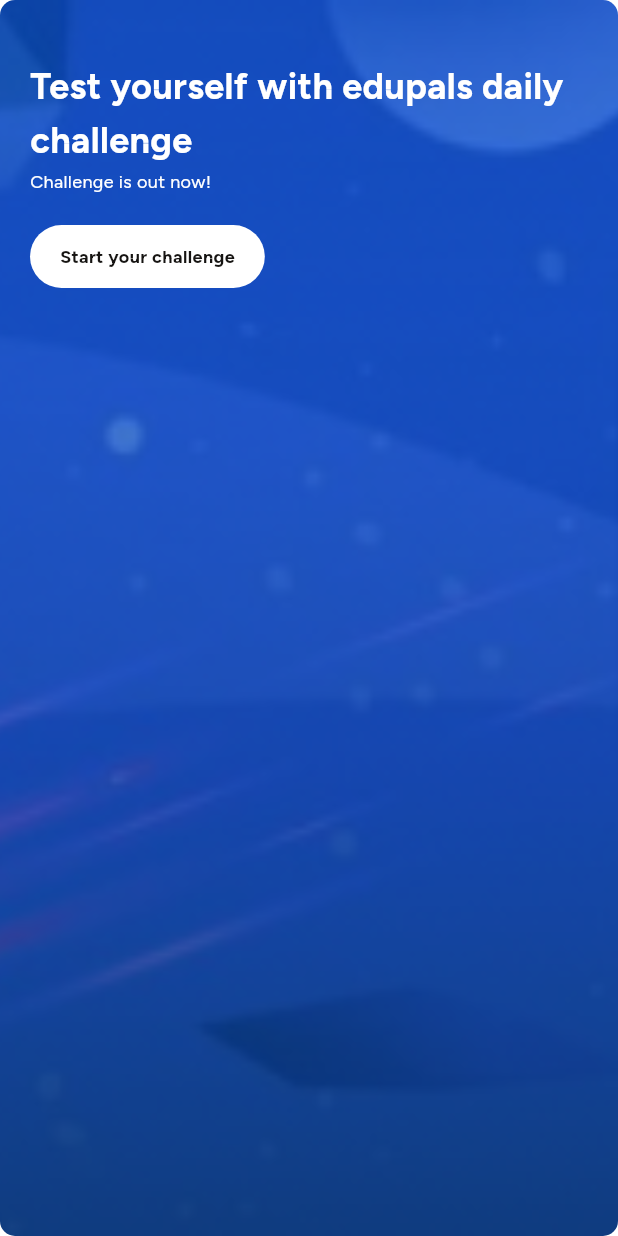
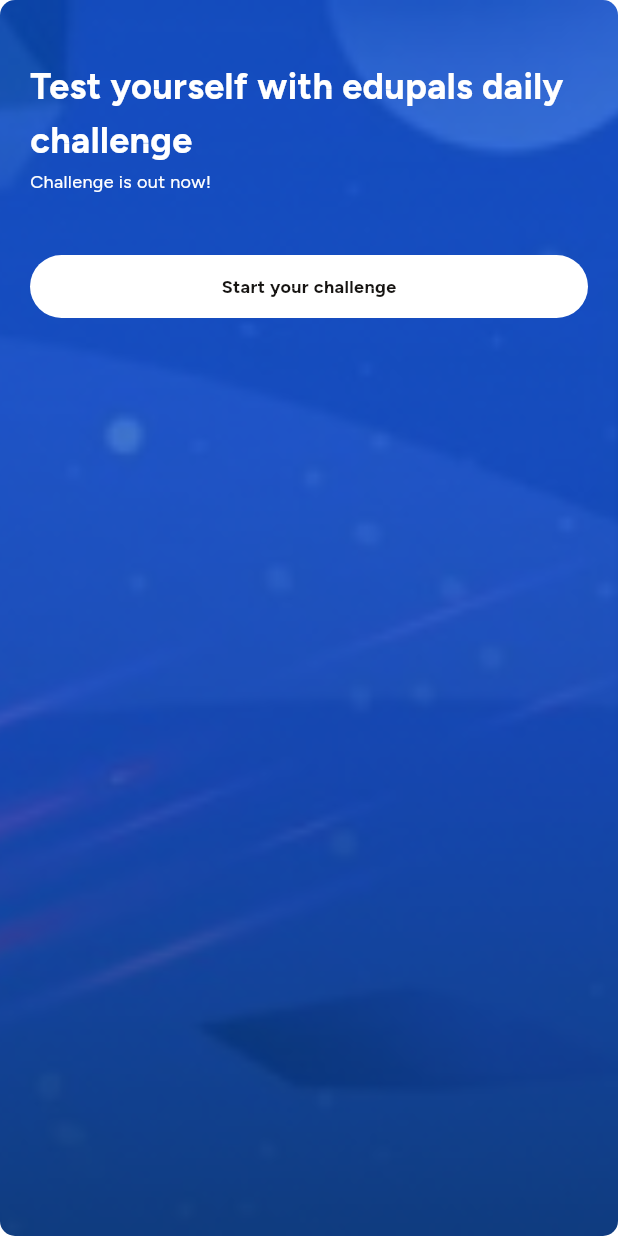
Before and after one commit to myedupal/edupals-flutter, a Flutter app: the ChallengeBanner widget shown alone on an empty page, opened directly, on a phone screen of 412 x 824 dp. Run offline on Flutter 3.47's test engine with Material 3 defaults, Android fonts, the phone set to English and light mode, and no system bars; our stand-ins replace cached_network_image, card_loading, dio, firebase_core, flutter_dotenv, flutter_secure_storage and 8 more; missing offline and left inert: ua_client_hints; accounts and stored records are empty; network calls fail; statements that could not run were skipped; project files that could hold a hidden picture were left out.

```diff
--- a/lib/features/dashboard/presentation/view/components/challenge_banner.dart
+++ b/lib/features/dashboard/presentation/view/components/challenge_banner.dart
@@ -35,8 +35,10 @@
               // ).padding(const EdgeInsets.only(left: AppValues.double20))
             ],
           ),
-          const SizedBox(
-            height: AppValues.double20,
+          SizedBox(
+            height: context.isPhonePortrait
+                ? AppValues.double40
+                : AppValues.double20,
           ),
         ],
       ),
@@ -47,6 +49,8 @@
           .capsulise(
               radius: 100,
               color: AppColors.white,
+              width: context.isPhonePortrait ? double.infinity : null,
+              alignment: Alignment.center,
               padding: const EdgeInsets.symmetric(
                   horizontal: AppValues.double20, vertical: AppValues.double12))
           .onTap(() {
--- a/lib/features/exam-builder/presentation/view/screens/exam_builder_view.dart
+++ b/lib/features/exam-builder/presentation/view/screens/exam_builder_view.dart
@@ -38,6 +38,6 @@
                     : AppValues.double40))),
         if (!context.isPhonePortrait) Flexible(flex: 4, child: Container())
       ],
-    ).padding(const EdgeInsets.symmetric(horizontal: AppValues.double20));
+    ).padding(const EdgeInsets.symmetric(horizontal: AppValues.double10));
   }
 }
--- a/lib/features/history/presentation/view/components/user_exam_section.dart
+++ b/lib/features/history/presentation/view/components/user_exam_section.dart
@@ -18,7 +18,8 @@
       case ViewState.loading || ViewState.initial:
         return Row(
           children: [
-            Shimmer.rounded(height: double.infinity, width: Get.width * 0.3),
+            Shimmer.rounded(
+                height: double.infinity, width: Get.dynamicWidth * 0.3),
           ],
         );
       case ViewState.success:
--- a/lib/features/question-bank/presentation/view/screens/question_bank_view.dart
+++ b/lib/features/question-bank/presentation/view/screens/question_bank_view.dart
@@ -79,6 +79,6 @@
                     : AppValues.double40))),
         if (!context.isPhonePortrait) Flexible(flex: 4, child: trendingSection)
       ],
-    ).padding(const EdgeInsets.symmetric(horizontal: AppValues.double20));
+    ).padding(const EdgeInsets.symmetric(horizontal: AppValues.double10));
   }
 }
```
Also changed, not shown: lib/features/dashboard/presentation/view/screens/dashboard_view.dart (+22 -22 lines), 1 other file.
